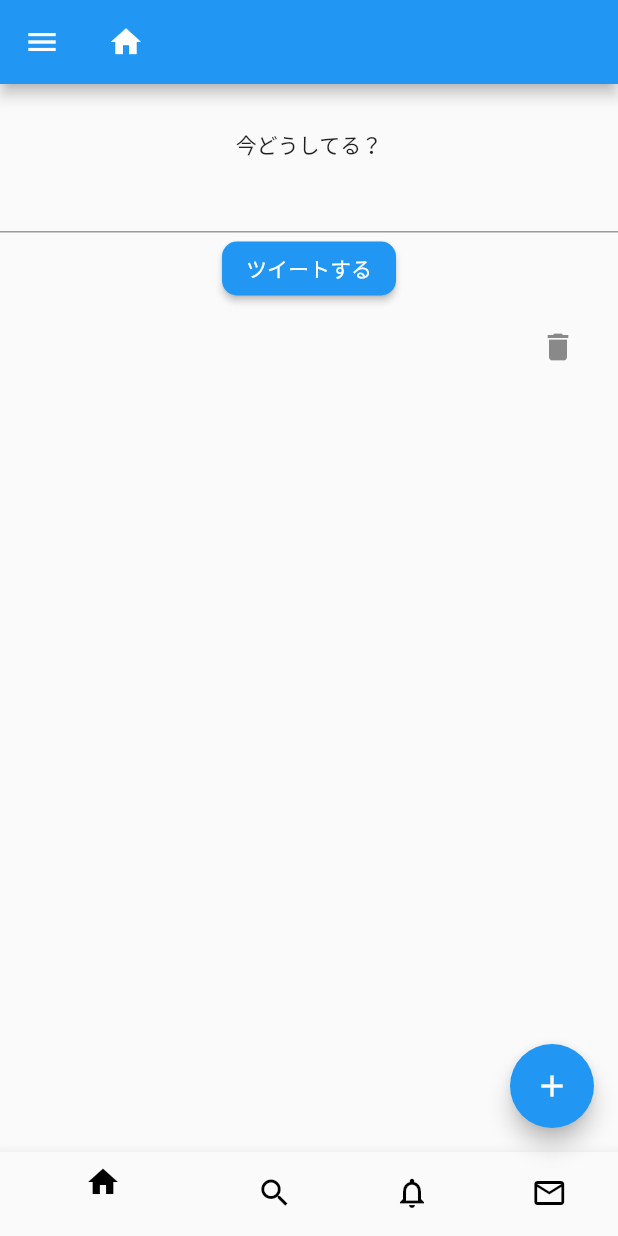
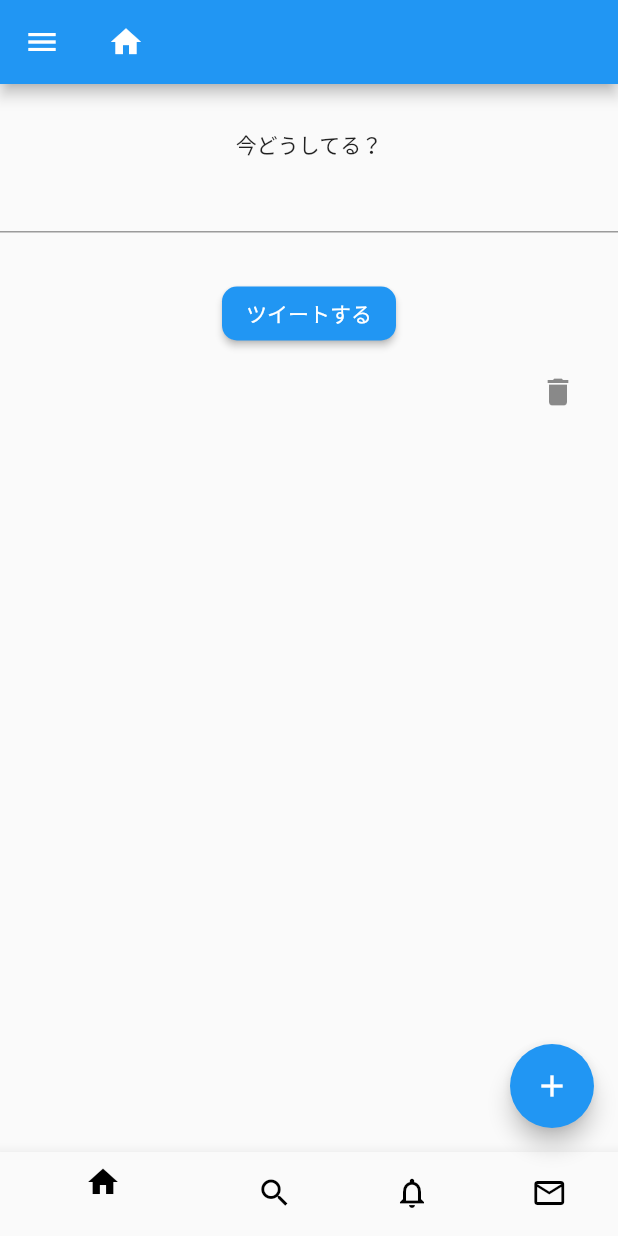
Before and after one commit to watnows/onboarding-2023-mobile, a Flutter app: the screen it shows after launch, on a phone screen of 412 x 824 dp. Run offline on Flutter 3.47's test engine with Material 2 defaults, Android fonts, the phone set to English and light mode, and no system bars.

Commit message:
[add]widget

```diff
--- a/lib/main.dart
+++ b/lib/main.dart
@@ -1,4 +1,6 @@
 import 'package:flutter/material.dart';
+import 'package:watnow2023_demo_twitter/widgets/bottomnavigation.dart';
+import 'package:watnow2023_demo_twitter/widgets/tweetbutton.dart';
 
 void main() {
   runApp(const MyApp());
@@ -48,20 +50,7 @@
           onPressed: () {},
         ),
       ),
-      bottomNavigationBar: BottomNavigationBar(
-        items: const <BottomNavigationBarItem>[
-          BottomNavigationBarItem(icon: Icon(Icons.home), label: ""),
-          BottomNavigationBarItem(icon: Icon(Icons.search), label: ""),
-          BottomNavigationBarItem(
-            icon: Icon(Icons.notifications_outlined),
-            label: "",
-          ),
-          BottomNavigationBarItem(icon: Icon(Icons.mail_outline), label: ""),
-        ],
-        currentIndex: 0,
-        selectedItemColor: Colors.black,
-        unselectedItemColor: Colors.black,
-      ),
+      bottomNavigationBar: const TwitterBottomNavigationSheet(),
       body: Column(
         children: <Widget>[
           const SizedBox(height: 30),
@@ -73,6 +62,7 @@
               });
             },
           ),
+          const SizedBox(height: 30),
           ElevatedButton(
             onPressed: () {
               setState(() {
@@ -80,11 +70,10 @@
               });
             },
             style: ElevatedButton.styleFrom(
-              shape:
-                  RoundedRectangleBorder(borderRadius: BorderRadius.circular(10)),
+              shape: RoundedRectangleBorder(
+                  borderRadius: BorderRadius.circular(10)),
             ),
-            child: Text('ツイートする')
-            ,
+            child: Text('ツイートする'),
           ),
           ListTile(
             title: Text('$_todo'),
@@ -99,11 +88,7 @@
           ),
         ],
       ),
-      floatingActionButton: FloatingActionButton(
-        onPressed: _incrementCounter,
-        tooltip: 'Increment',
-        child: const Icon(Icons.add),
-      ), // This trailing comma makes auto-formatting nicer for build methods.
+      floatingActionButton: TwittetButton(func: null)
     );
   }
 }
--- /dev/null
+++ b/lib/widgets/bottomnavigation.dart
@@ -0,0 +1,22 @@
+import 'package:flutter/material.dart';
+class TwitterBottomNavigationSheet extends StatelessWidget {
+  const TwitterBottomNavigationSheet({super.key});
+  @override
+  Widget build(BuildContext context) {
+    return
+ BottomNavigationBar(
+        items: const <BottomNavigationBarItem>[
+          BottomNavigationBarItem(icon: Icon(Icons.home), label: ""),
+          BottomNavigationBarItem(icon: Icon(Icons.search), label: ""),
+          BottomNavigationBarItem(
+            icon: Icon(Icons.notifications_outlined),
+            label: "",
+          ),
+          BottomNavigationBarItem(icon: Icon(Icons.mail_outline), label: ""),
+        ],
+        currentIndex: 0,
+        selectedItemColor: Colors.black,
+        unselectedItemColor: Colors.black,
+      );
+  }
+}
--- /dev/null
+++ b/lib/widgets/tweetbutton.dart
@@ -0,0 +1,14 @@
+import 'package:flutter/material.dart';
+
+class TwittetButton extends StatelessWidget {
+  TwittetButton({Key? key, required func}) : super(key: key);
+  void func;
+  @override
+  Widget build(BuildContext context) {
+    return const FloatingActionButton(
+      onPressed: null,
+      tooltip: 'Increment',
+      child: Icon(Icons.add),
+    );
+  }
+}
```
